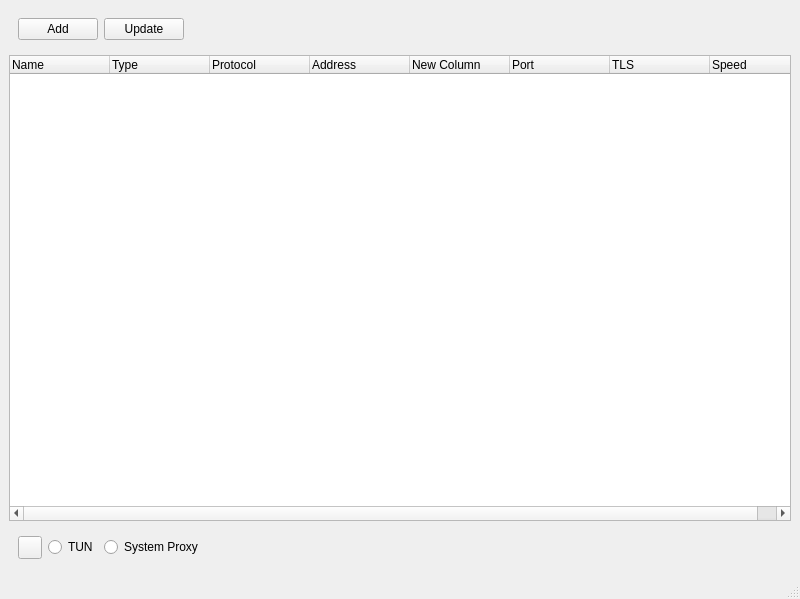
The window that desktop/form/mainwindow.ui (Sangiria/go-proxy) describes before a commit, drawn with Qt 5.
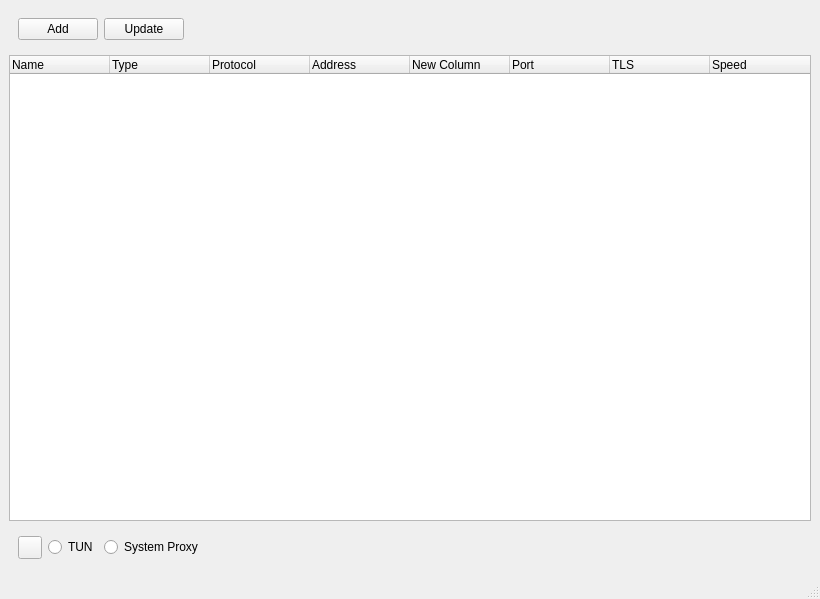
The same window after the commit.

Commit message: chore(frontend): changes in ui

```diff
--- a/desktop/form/mainwindow.ui
+++ b/desktop/form/mainwindow.ui
@@ -6,7 +6,7 @@
    <rect>
     <x>0</x>
     <y>0</y>
-    <width>800</width>
+    <width>820</width>
     <height>599</height>
    </rect>
   </property>
@@ -18,7 +18,7 @@
   </property>
   <property name="maximumSize">
    <size>
-    <width>800</width>
+    <width>820</width>
     <height>600</height>
    </size>
   </property>
```
Left out of the diff: 6 changed lines with no effect on the pictures. The commit also changes 2 other files.
